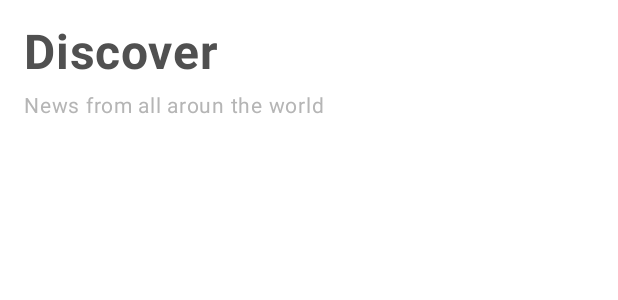
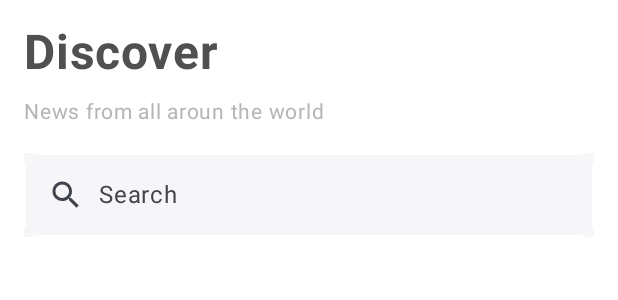
Before and after one commit to al1neferreira/DailyNews, an Android app built with Jetpack Compose: the @Preview function NewsScreenPreview, on a phone screen of 412 x 824 dp. Shown: the top 300 px of the screen. Run offline under Robolectric (Android 15) with nearby library versions, the phone set to English and light mode, and no system bars.

Commit message:
add searchbar in News Screen

```diff
--- a/app/src/main/java/com/example/dailynews/MainActivity.kt
+++ b/app/src/main/java/com/example/dailynews/MainActivity.kt
@@ -4,21 +4,38 @@ import android.os.Bundle
 import androidx.activity.ComponentActivity
 import androidx.activity.compose.setContent
 import androidx.activity.enableEdgeToEdge
+import androidx.compose.foundation.background
 import androidx.compose.foundation.layout.Column
+import androidx.compose.foundation.layout.Row
 import androidx.compose.foundation.layout.Spacer
 import androidx.compose.foundation.layout.fillMaxSize
+import androidx.compose.foundation.layout.fillMaxWidth
 import androidx.compose.foundation.layout.height
 import androidx.compose.foundation.layout.padding
+import androidx.compose.foundation.layout.width
+import androidx.compose.foundation.shape.RoundedCornerShape
+import androidx.compose.material.icons.Icons
+import androidx.compose.material.icons.filled.Search
+import androidx.compose.material3.ExperimentalMaterial3Api
+import androidx.compose.material3.Icon
+import androidx.compose.material3.OutlinedTextField
 import androidx.compose.material3.Surface
 import androidx.compose.material3.Text
+import androidx.compose.material3.TextFieldDefaults
 import androidx.compose.runtime.Composable
+import androidx.compose.runtime.getValue
+import androidx.compose.runtime.mutableStateOf
+import androidx.compose.runtime.remember
+import androidx.compose.runtime.setValue
 import androidx.compose.ui.Modifier
+import androidx.compose.ui.draw.clip
 import androidx.compose.ui.text.font.FontWeight
 import androidx.compose.ui.tooling.preview.Preview
 import androidx.compose.ui.unit.dp
 import androidx.compose.ui.unit.sp
 import com.example.dailynews.ui.theme.BlackTextColor
 import com.example.dailynews.ui.theme.DailyNewsTheme
+import com.example.dailynews.ui.theme.Gray
 import com.example.dailynews.ui.theme.GrayTextColor
 import com.example.dailynews.ui.theme.White
 
@@ -54,6 +71,8 @@ fun NewsScreen(modifier: Modifier = Modifier) {
             .padding(start = 16.dp, end = 16.dp, top = 16.dp)
     ) {
         Header()
+        Spacer(modifier = modifier.height(15.dp))
+        SearchBar()
     }
 }
 
@@ -65,12 +84,46 @@ fun Header(modifier: Modifier = Modifier) {
         fontWeight = FontWeight.Bold,
         color = BlackTextColor
     )
-    Spacer(modifier = Modifier.height(4.dp))
+    Spacer(modifier = Modifier.height(8.dp))
     Text(
         text = "News from all aroun the world",
         fontSize = 14.sp,
         color = GrayTextColor
     )
+}
+
+@OptIn(ExperimentalMaterial3Api::class)
+@Composable
+fun SearchBar(modifier: Modifier = Modifier) {
+    var text by remember {
+        mutableStateOf("")
+    }
+    Row(
+        modifier
+            .fillMaxWidth()
+            .background(color = Gray)
+            .clip(shape = RoundedCornerShape(10.dp))
+    ) {
+        OutlinedTextField(value = text,
+            onValueChange = {
+                text = it
+            },
+            colors = TextFieldDefaults.outlinedTextFieldColors(
+                focusedBorderColor = White,
+                unfocusedBorderColor = White
+            ),
+            modifier = modifier.weight(1f),
+            placeholder = {
+                Row {
+                    Icon(imageVector = Icons.Filled.Search,
+                        contentDescription = "Search Icon"
+                    )
+                    Spacer(modifier = modifier.width(10.dp))
+                    Text(text = "Search")
+                }
+            }
+        )
+    }
 }
 
 @Preview(showBackground = true, showSystemUi = true)
```
